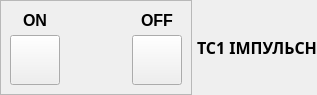
The window that tccontrol.ui (Goodjamp/Mdio) describes before a commit, drawn with Qt 5.
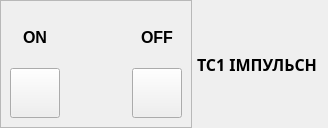
The same window after the commit.

Patch:
```diff
--- a/tccontrol.ui
+++ b/tccontrol.ui
@@ -6,8 +6,8 @@
    <rect>
     <x>0</x>
     <y>0</y>
-    <width>316</width>
-    <height>95</height>
+    <width>328</width>
+    <height>128</height>
    </rect>
   </property>
   <property name="windowTitle">
@@ -40,7 +40,7 @@
      <property name="frameShadow">
       <enum>QFrame::Raised</enum>
      </property>
-     <layout class="QHBoxLayout" name="horizontalLayout" stretch="0,0,0">
+     <layout class="QHBoxLayout" name="horizontalLayout">
       <item>
        <layout class="QVBoxLayout" name="verticalLayout">
         <property name="spacing">
@@ -95,7 +95,25 @@
        </layout>
       </item>
       <item>
-       <widget class="QLabel" name="lStateText">
+       <layout class="QVBoxLayout" name="verticalLayout_3">
+        <property name="spacing">
+         <number>0</number>
+        </property>
+        <item>
+         <spacer name="verticalSpacer">
+          <property name="orientation">
+           <enum>Qt::Vertical</enum>
+          </property>
+          <property name="sizeHint" stdset="0">
+           <size>
+            <width>20</width>
+            <height>60</height>
+           </size>
+          </property>
+         </spacer>
+        </item>
+        <item>
+         <widget class="QLabel" name="lStateTextStr1">
         <property name="minimumSize">
          <size>
           <width>60</width>
@@ -119,7 +137,55 @@
         <property name="text">
          <string/>
         </property>
-       </widget>
+          <property name="alignment">
+           <set>Qt::AlignCenter</set>
+          </property>
+         </widget>
+        </item>
+        <item>
+         <widget class="QLabel" name="lStateTextStr2">
+          <property name="minimumSize">
+           <size>
+            <width>60</width>
+            <height>30</height>
+           </size>
+          </property>
+          <property name="maximumSize">
+           <size>
+            <width>60</width>
+            <height>30</height>
+           </size>
+          </property>
+          <property name="font">
+           <font>
+            <family>Trebuchet MS</family>
+            <pointsize>12</pointsize>
+            <weight>75</weight>
+            <bold>true</bold>
+           </font>
+          </property>
+          <property name="text">
+           <string/>
+          </property>
+          <property name="alignment">
+           <set>Qt::AlignCenter</set>
+          </property>
+         </widget>
+        </item>
+        <item>
+         <spacer name="verticalSpacer_2">
+          <property name="orientation">
+           <enum>Qt::Vertical</enum>
+          </property>
+          <property name="sizeHint" stdset="0">
+           <size>
+            <width>20</width>
+            <height>40</height>
+           </size>
+          </property>
+         </spacer>
+        </item>
+       </layout>
       </item>
       <item>
        <layout class="QVBoxLayout" name="verticalLayout_2">
```
Left out of the diff: 4 changed lines with no effect on the pictures. Lines whose indentation alone changed are shown as unchanged.
